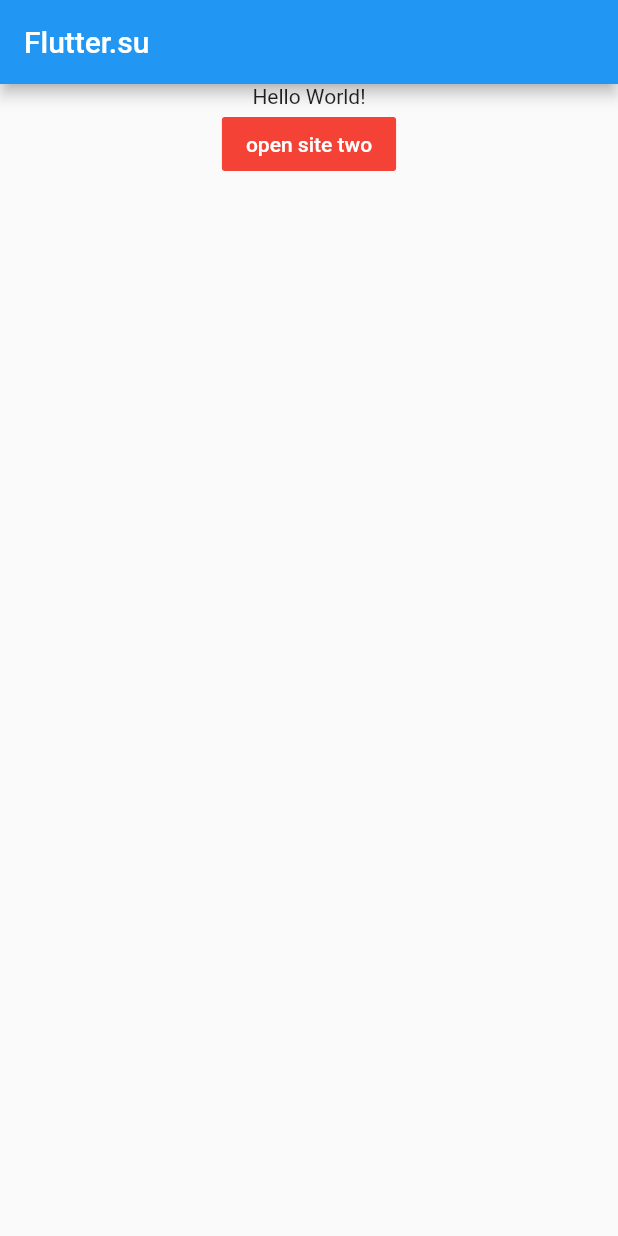
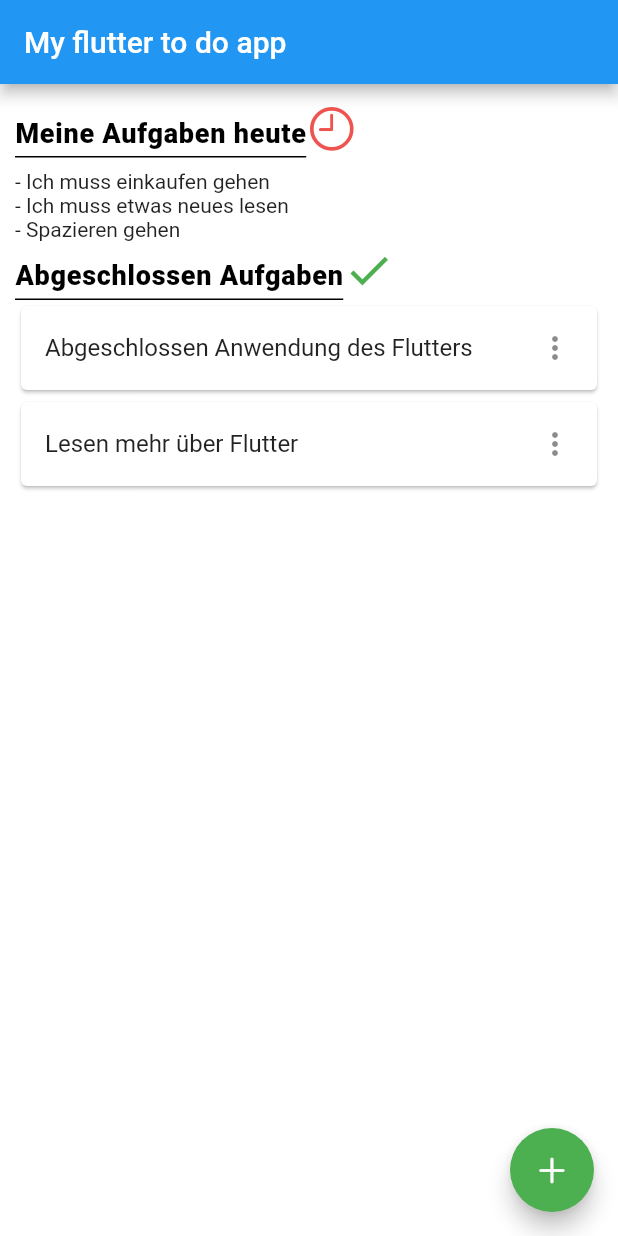
Before and after one commit to cetrix13/flutter-simple-screen, a Flutter app: the screen it shows after launch, on a phone screen of 412 x 824 dp. Run offline on Flutter 3.47's test engine with Material 2 defaults, Android fonts, the phone set to English and light mode, and no system bars.

Commit message:
Complete simple screen

```diff
--- a/flutter_simple_screen/lib/main.dart
+++ b/flutter_simple_screen/lib/main.dart
@@ -1,25 +1,110 @@
+import 'package:flutter/cupertino.dart';
 import 'package:flutter/material.dart';
+
+
+final headerStyle = TextStyle(
+  color: Colors.black,
+  fontWeight: FontWeight.w800,
+  letterSpacing: 0.5,
+  fontSize: 18,
+  height: 2,
+);
+
 
 class MyBody extends StatelessWidget {
   Widget build(BuildContext context) {
-    return new Center(
-        child: new Column(children: [
-          new Text('Hello World!'),
-          new FlatButton(
-            onPressed: () {},
-            child: new Text('open site two'),
-            color: Colors.red,
-            textColor: Colors.white,
-          )
-        ]));
+    return new Container(
+        width: double.infinity,
+        height: double.infinity,
+        alignment: Alignment.topLeft,
+        color: Colors.white,
+        padding: const EdgeInsets.all(10.0),
+        child: Column( children: [
+          MyTasksHeader(),
+          MyTasksList(),
+          MyTasksDoneHeader(),
+          MyCompletedTasks(),
+        ])
+    );
+  }
+}
+
+class MyTasksHeader extends StatelessWidget {
+  Widget build(BuildContext context) {
+    return Row(children: [
+      Container( child: Text('Meine Aufgaben heute', style: headerStyle),
+        padding: EdgeInsets.only( bottom: 2.0),
+        decoration: BoxDecoration(
+            border: Border(bottom: BorderSide(
+              color: Colors.black,
+              width: 1.0,
+            ))
+        ),
+      ),
+      Icon(CupertinoIcons.clock, color: Colors.red[400], size: 34)
+    ]);
+  }
+}
+
+class MyTasksDoneHeader extends StatelessWidget {
+  Widget build(BuildContext context) {
+    return Row(children: [
+      Container( child: Text('Abgeschlossen Aufgaben', style: headerStyle),
+        padding: EdgeInsets.only( bottom: 2.0),
+        decoration: BoxDecoration(
+            border: Border(bottom: BorderSide(
+              color: Colors.black,
+              width: 1.0,
+            ))
+        ),
+      ),
+      Icon(Icons.check, color: Colors.green[500], size: 34)
+    ]);
+  }
+}
+
+class MyCompletedTasks extends StatelessWidget {
+  Widget build(BuildContext context) {
+    return Column(children: [ Card(
+      child: ListTile(
+        title: Text('Abgeschlossen Anwendung des Flutters'),
+        trailing: Icon(Icons.more_vert),
+      ),
+    ),
+      Card(
+        child: ListTile(
+          title: Text('Lesen mehr über Flutter'),
+          trailing: Icon(Icons.more_vert),
+        ),
+      )
+    ]);
+  }
+}
+
+class MyTasksList extends StatelessWidget {
+  Widget build(BuildContext context) {
+    return ListView(
+      shrinkWrap: true,
+      padding: const EdgeInsets.only(top: 8.0),
+      children: <Widget>[
+        const Text("- Ich muss einkaufen gehen"),
+        const Text('- Ich muss etwas neues lesen'),
+        const Text('- Spazieren gehen'),
+      ],
+    );
   }
 }
 
 void main() {
   runApp(new MaterialApp(
       debugShowCheckedModeBanner: false, // скрываем надпись debug
-      home: new Scaffold(
-        appBar: new AppBar(title: new Text('Flutter.su')),
-        body: new MyBody(),
+      home: Scaffold(
+        appBar: AppBar(title: new Text('My flutter to do app')),
+        body: MyBody(),
+        floatingActionButton: FloatingActionButton(
+          onPressed: () {},
+          child: const Icon(CupertinoIcons.plus),
+          backgroundColor: Colors.green,
+        ),
       )));
 }
```
